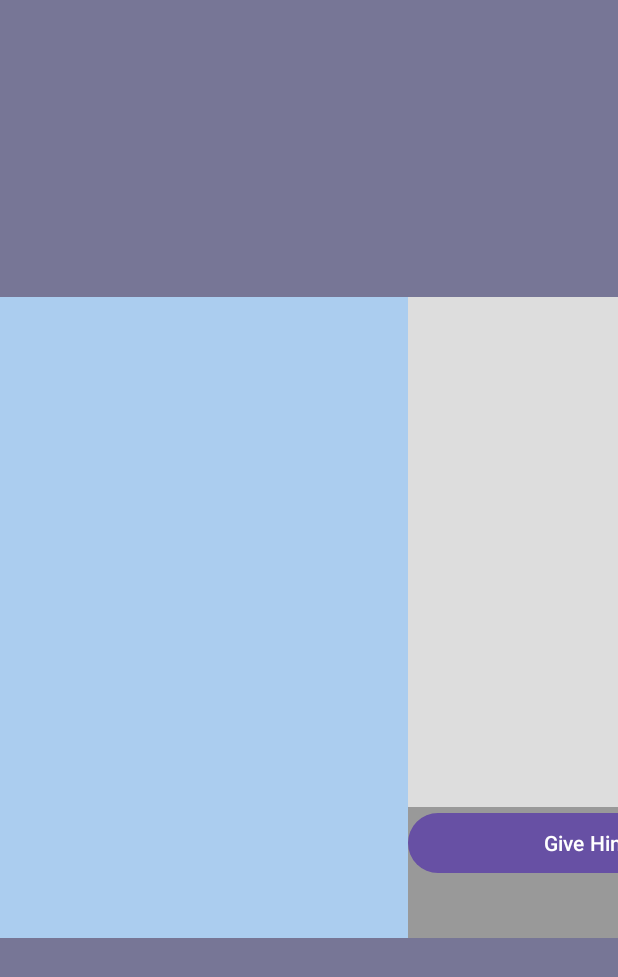
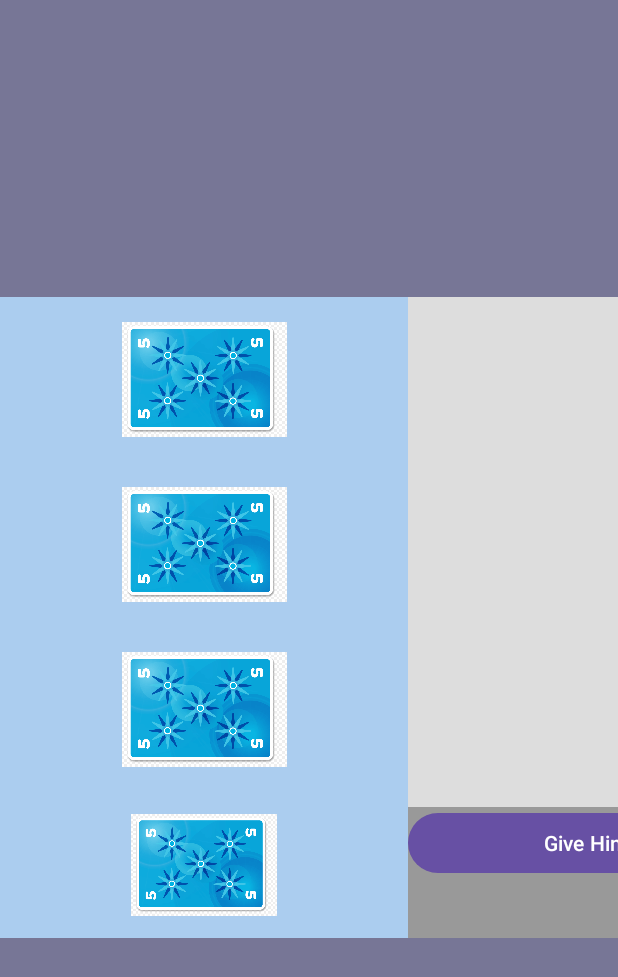
Before and after one commit to hassin-niazy/Hanabi_Game_GUI, an Android app: the screen it shows after launch (MainActivity), on a phone screen of 412 x 824 dp. Shown: the top 977 px of the screen. Run offline under Robolectric (Android 15) with nearby library versions, the phone set to English and light mode, and no system bars.

Commit message:
Added the cards on the sides

```diff
--- a/app/src/main/res/layout/activity_main.xml
+++ b/app/src/main/res/layout/activity_main.xml
@@ -1,5 +1,6 @@
 <?xml version="1.0" encoding="utf-8"?>
 <LinearLayout xmlns:android="http://schemas.android.com/apk/res/android"
+    xmlns:app="http://schemas.android.com/apk/res-auto"
     xmlns:tools="http://schemas.android.com/tools"
     android:id="@+id/main"
     android:layout_width="match_parent"
@@ -22,6 +23,33 @@
             android:background="#FFABCDEF"
             android:orientation="vertical">
 
+            <ImageView
+                android:id="@+id/imageView"
+                android:layout_width="wrap_content"
+                android:layout_height="110dp"
+                android:rotation="-90"
+                app:srcCompat="@drawable/hanabi_card" />
+
+            <ImageView
+                android:id="@+id/imageView2"
+                android:layout_width="match_parent"
+                android:layout_height="110dp"
+                android:rotation="-90"
+                app:srcCompat="@drawable/hanabi_card" />
+
+            <ImageView
+                android:id="@+id/imageView3"
+                android:layout_width="match_parent"
+                android:layout_height="110dp"
+                android:rotation="-90"
+                app:srcCompat="@drawable/hanabi_card" />
+
+            <ImageView
+                android:id="@+id/imageView4"
+                android:layout_width="wrap_content"
+                android:layout_height="wrap_content"
+                android:rotation="-90"
+                app:srcCompat="@drawable/hanabi_card" />
         </LinearLayout>
 
         <LinearLayout
@@ -59,6 +87,33 @@
             android:background="#FFABCDEF"
             android:orientation="vertical">
 
+            <ImageView
+                android:id="@+id/imageView6"
+                android:layout_width="match_parent"
+                android:layout_height="110dp"
+                android:rotation="90"
+                app:srcCompat="@drawable/hanabi_card" />
+
+            <ImageView
+                android:id="@+id/imageView7"
+                android:layout_width="match_parent"
+                android:layout_height="110dp"
+                android:rotation="90"
+                app:srcCompat="@drawable/hanabi_card" />
+
+            <ImageView
+                android:id="@+id/imageView8"
+                android:layout_width="match_parent"
+                android:layout_height="110dp"
+                android:rotation="90"
+                app:srcCompat="@drawable/hanabi_card" />
+
+            <ImageView
+                android:id="@+id/imageView9"
+                android:layout_width="match_parent"
+                android:layout_height="wrap_content"
+                android:rotation="90"
+                app:srcCompat="@drawable/hanabi_card" />
         </LinearLayout>
 
 
```
Also changed, not shown: app/src/main/res/drawable/hanabi_card.png (added).
